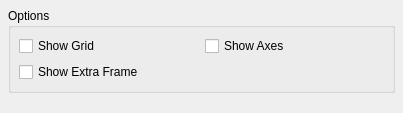
This is filters/latexexporteroptionswidget.ui in KDE/kig as Qt 5 draws it before an edit. The edited form follows.
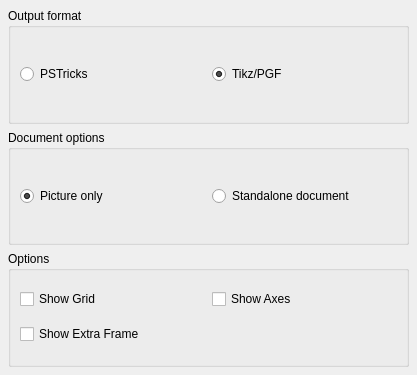
This is the edited form.

Commit message: Add new output format (TikZ/PGF) to Latex Exporter.

```diff
--- a/filters/latexexporteroptionswidget.ui
+++ b/filters/latexexporteroptionswidget.ui
@@ -1,80 +1,103 @@
 <ui version="4.0" >
  <class>LatexExporterOptionsWidget</class>
- <widget class="QWidget" name="LatexExporterOptionsWidget" >
-  <property name="geometry" >
+ <widget class="QWidget" name="LatexExporterOptionsWidget">
+  <property name="geometry">
    <rect>
     <x>0</x>
     <y>0</y>
-    <width>403</width>
-    <height>113</height>
+    <width>417</width>
+    <height>375</height>
    </rect>
   </property>
-  <layout class="QVBoxLayout" >
-   <property name="margin" >
-    <number>8</number>
-   </property>
-   <property name="spacing" >
+  <layout class="QVBoxLayout">
+   <property name="spacing">
     <number>6</number>
    </property>
+   <property name="margin">
+    <number>8</number>
+   </property>
    <item>
-    <widget class="QGroupBox" name="groupBox" >
-     <property name="title" >
+    <widget class="QGroupBox" name="groupBox_2">
+     <property name="title">
+      <string>Output format</string>
+     </property>
+     <layout class="QHBoxLayout" name="horizontalLayout_2">
+      <item>
+       <widget class="QRadioButton" name="psTricksRadioButton">
+        <property name="text">
+         <string>PSTricks</string>
+        </property>
+       </widget>
+      </item>
+      <item>
+       <widget class="QRadioButton" name="tikzRadioButton">
+        <property name="text">
+         <string>Tikz/PGF</string>
+        </property>
+        <property name="checked">
+         <bool>true</bool>
+        </property>
+       </widget>
+      </item>
+     </layout>
+    </widget>
+   </item>
+   <item>
+    <widget class="QGroupBox" name="groupBox_3">
+     <property name="title">
+      <string>Document options</string>
+     </property>
+     <layout class="QHBoxLayout" name="horizontalLayout">
+      <item>
+       <widget class="QRadioButton" name="pictureRadioButton">
+        <property name="text">
+         <string>Picture only</string>
+        </property>
+        <property name="checked">
+         <bool>true</bool>
+        </property>
+       </widget>
+      </item>
+      <item>
+       <widget class="QRadioButton" name="documentRadioButton">
+        <property name="text">
+         <string>Standalone document</string>
+        </property>
+       </widget>
+      </item>
+     </layout>
+    </widget>
+   </item>
+   <item>
+    <widget class="QGroupBox" name="groupBox">
+     <property name="title">
       <string>Options</string>
      </property>
-     <layout class="QVBoxLayout" >
-      <property name="margin" >
-       <number>8</number>
-      </property>
-      <property name="spacing" >
-       <number>6</number>
-      </property>
-      <item>
-       <layout class="QGridLayout" >
-        <property name="margin" >
-         <number>0</number>
+     <layout class="QGridLayout" name="gridLayout">
+      <item row="0" column="0">
+       <widget class="QCheckBox" name="showGridCheckBox">
+        <property name="text">
+         <string>Show Grid</string>
         </property>
-        <property name="spacing" >
-         <number>6</number>
+       </widget>
+      </item>
+      <item row="1" column="0">
+       <widget class="QCheckBox" name="showFrameCheckBox">
+        <property name="text">
+         <string>Show Extra Frame</string>
         </property>
-        <item row="1" column="0" >
-         <widget class="QCheckBox" name="showFrameCheckBox" >
-          <property name="text" >
-           <string>Show Extra Frame</string>
-          </property>
-         </widget>
-        </item>
-        <item row="0" column="1" >
-         <widget class="QCheckBox" name="showAxesCheckBox" >
-          <property name="text" >
-           <string>Show Axes</string>
-          </property>
-         </widget>
-        </item>
-        <item row="0" column="0" >
-         <widget class="QCheckBox" name="showGridCheckBox" >
-          <property name="text" >
-           <string>Show Grid</string>
-          </property>
-         </widget>
-        </item>
-       </layout>
+       </widget>
+      </item>
+      <item row="0" column="1">
+       <widget class="QCheckBox" name="showAxesCheckBox">
+        <property name="text">
+         <string>Show Axes</string>
+        </property>
+       </widget>
       </item>
      </layout>
     </widget>
    </item>
-   <item>
-    <spacer>
-     <property name="orientation" >
-      <enum>Qt::Vertical</enum>
-     </property>
-     <property name="sizeHint" >
-      <size>
-       <width>20</width>
-       <height>5</height>
-      </size>
-     </property>
-    </spacer>
-   </item>
   </layout>
  </widget>
  <resources/>
```
Left out of the diff: 3 changed lines with no effect on the pictures. The commit also changes 3 other files.
